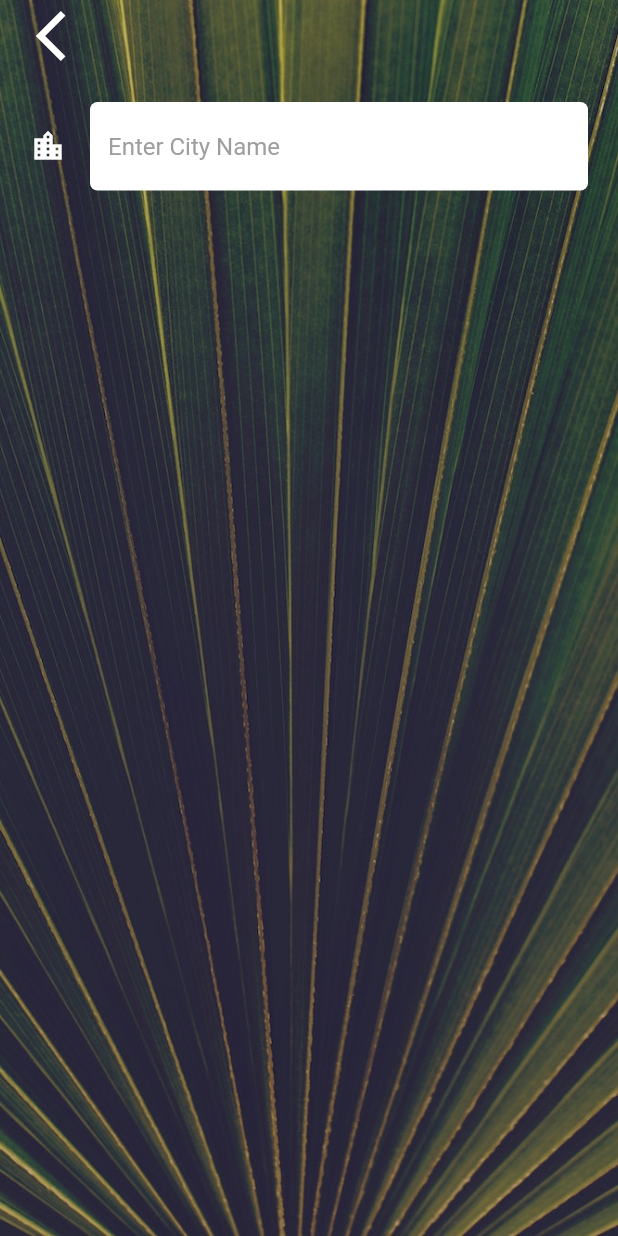
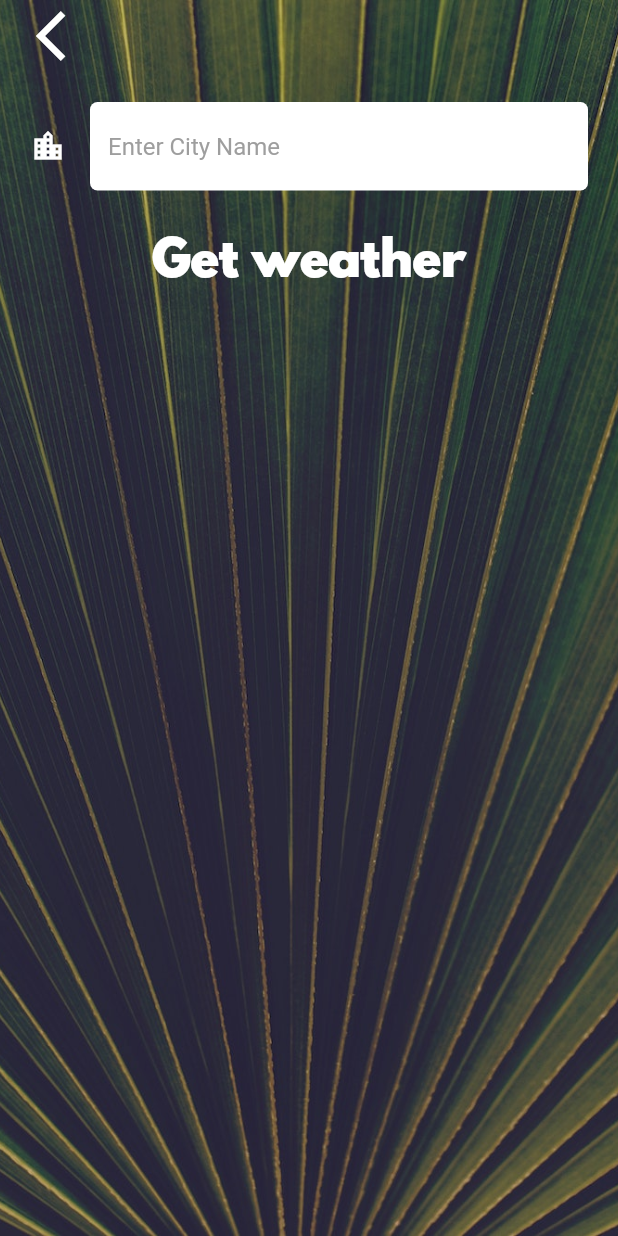
Before and after one commit to bukunmialuko/Xaea104, a Flutter app: the CityScreen screen opened directly, on a phone screen of 412 x 824 dp. Run offline on Flutter 3.47's test engine with Material 2 defaults, Android fonts, the phone set to English and light mode, and no system bars; our stand-ins replace flutter_spinkit.

```diff
--- a/lib/main.dart
+++ b/lib/main.dart
@@ -12,7 +12,7 @@ class MyApp extends StatelessWidget {
     return MaterialApp(
       title: 'Flutter Demo',
       theme: ThemeData.dark(),
-      home: CityScreen(),
+      home: LocationScreen(),
     );
   }
 }
--- a/lib/screens/city_screen.dart
+++ b/lib/screens/city_screen.dart
@@ -1,4 +1,5 @@
 import 'package:flutter/material.dart';
+import 'package:xaea104/utilities/constants.dart';
 
 class CityScreen extends StatefulWidget {
   @override
@@ -6,6 +7,9 @@ class CityScreen extends StatefulWidget {
 }
 
 class _CityScreenState extends State<CityScreen> {
+
+  String cityName;
+
   @override
   Widget build(BuildContext context) {
     return Scaffold(
@@ -35,27 +39,19 @@ class _CityScreenState extends State<CityScreen> {
                   style: TextStyle(
                     color: Colors.black
                   ),
-                  decoration: InputDecoration(
-                    filled: true,
-                    fillColor: Colors.white,
-                    icon: Icon(
-                      Icons.location_city,
-                      color: Colors.white,
-                    ),
-                    hintText: "Enter City Name",
-                    hintStyle: TextStyle(
-                      color: Colors.grey
-                    ),
-                    border: OutlineInputBorder(
-                      borderRadius: BorderRadius.all(Radius.circular(5)),
-                      borderSide: BorderSide.none
-                    )
-                  ),
+                  decoration: KInputDecoration,
                   onChanged: (value){
                     print(value);
+                    cityName = value;
                   },
                 ),
-              )
+              ),
+              FlatButton(onPressed: (){
+                print("Get Weather");
+              }, child: Text(
+                "Get weather",
+                style: KButtonStyle,
+              ))
             ],
           ),
         ),
--- a/lib/screens/location_screen.dart
+++ b/lib/screens/location_screen.dart
@@ -36,6 +36,7 @@ class _LocationScreenState extends State<LocationScreen> {
                   )),
                   FlatButton(onPressed: (){
                     print("Clicked location_city");
+                    //Navigator.push(context, route)
                   }, child: Icon(
                     Icons.location_city,
                     size: 40.0,
--- a/lib/utilities/constants.dart
+++ b/lib/utilities/constants.dart
@@ -9,3 +9,26 @@ const KMessageTextStyle = TextStyle(
     fontFamily: "Spartan MB",
     fontSize: 30
 );
+
+
+const KButtonStyle = TextStyle(
+    fontFamily: "Spartan MB",
+    fontSize: 32
+);
+
+const KInputDecoration = InputDecoration(
+    filled: true,
+    fillColor: Colors.white,
+    icon: Icon(
+      Icons.location_city,
+      color: Colors.white,
+    ),
+    hintText: "Enter City Name",
+    hintStyle: TextStyle(
+        color: Colors.grey
+    ),
+    border: OutlineInputBorder(
+        borderRadius: BorderRadius.all(Radius.circular(5)),
+        borderSide: BorderSide.none
+    )
+);
```
Also changed, not shown: lib/routes.dart (added, +19 -0 lines).
